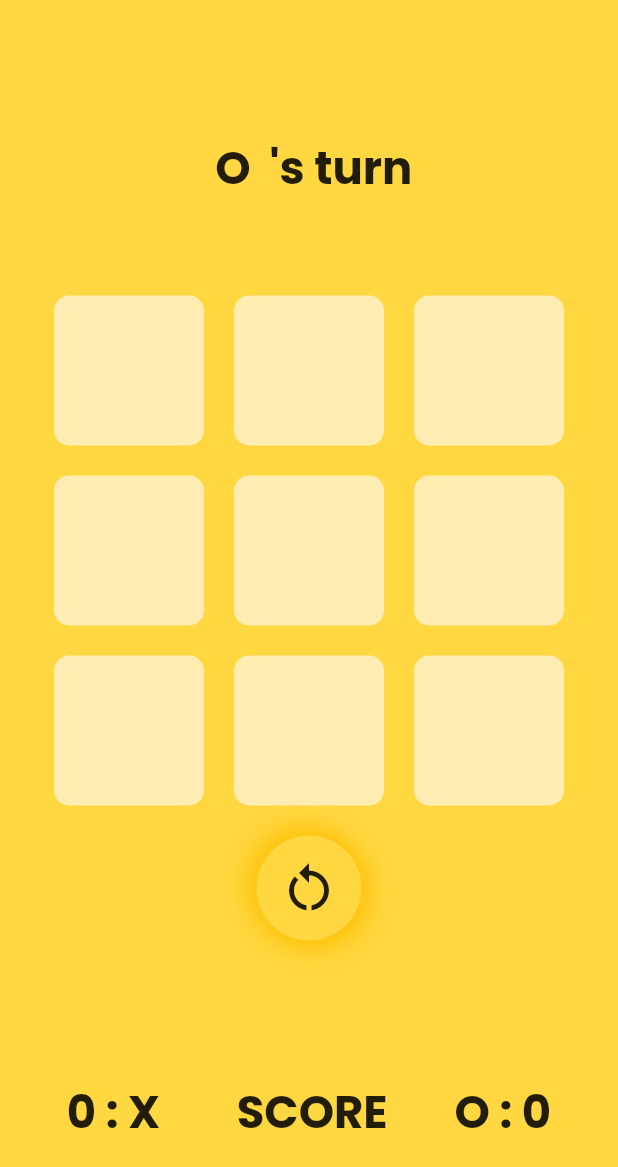
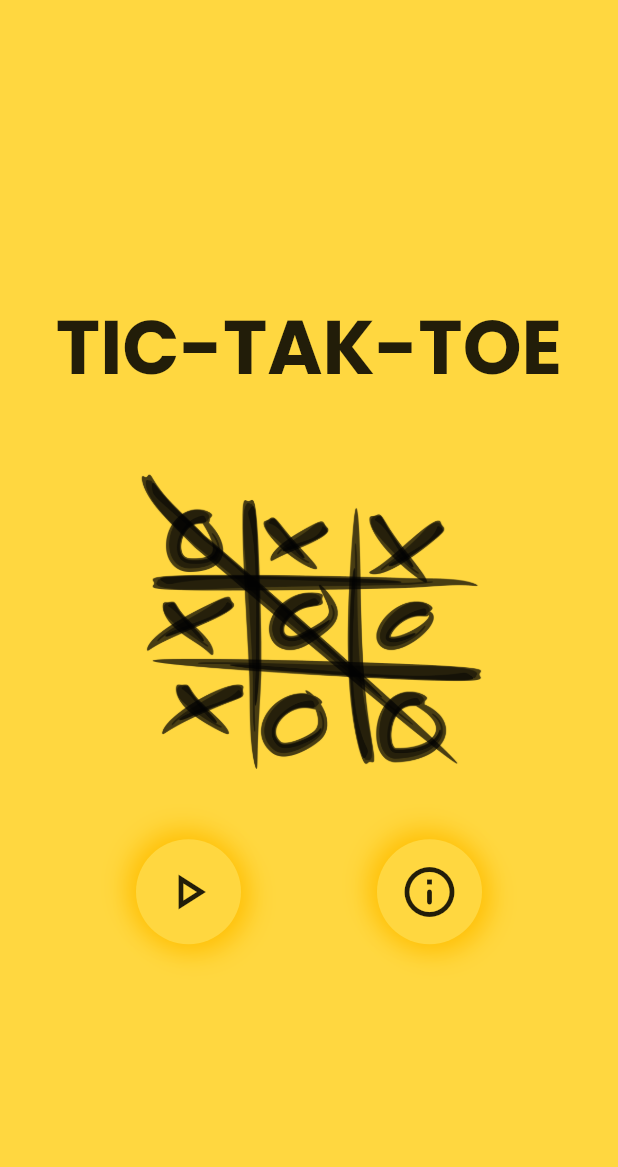
Before and after one commit to jeganz/tiktaktoe, a Flutter app: the screen it shows after launch, on a phone screen of 412 x 824 dp. Shown: the top 1167 px of the screen. Run offline on Flutter 3.47's test engine with Material 2 defaults, Android fonts, the phone set to English and light mode, and no system bars; our stand-ins replace font_awesome_flutter, google_fonts, lottie.

Commit message:
start page and info page

```diff
--- a/lib/main.dart
+++ b/lib/main.dart
@@ -1,5 +1,6 @@
 import 'package:flutter/material.dart';
 import 'package:tiktaktoe/game.dart';
+import 'package:tiktaktoe/startpage.dart';
 
 void main() {
   runApp(const MyApp());
@@ -25,7 +26,7 @@ class MyApp extends StatelessWidget {
         // is not restarted.
         primarySwatch: Colors.amber,
       ),
-      home: const gamescreen(),
+      home: const start(),
     );
   }
 }
--- /dev/null
+++ b/lib/startpage.dart
@@ -0,0 +1,103 @@
+import 'dart:ui';
+
+import 'package:flutter/material.dart';
+import 'package:flutter/src/widgets/container.dart';
+import 'package:flutter/src/widgets/framework.dart';
+import 'package:google_fonts/google_fonts.dart';
+import 'package:tiktaktoe/game.dart';
+import 'package:tiktaktoe/info.dart';
+
+class start extends StatelessWidget {
+  const start({super.key});
+
+  @override
+  Widget build(BuildContext context) {
+    return Scaffold(
+      backgroundColor: Colors.amberAccent,
+      body: Center(
+        child: Column(
+          mainAxisAlignment: MainAxisAlignment.center,
+          children: [
+            Text(
+              'TIC-TAK-TOE',
+              style: GoogleFonts.poppins(
+                  fontSize: 50, fontWeight: FontWeight.bold),
+            ),
+            SizedBox(height: 20),
+            Container(
+              width: 250,
+              height: 250,
+              child: Image.asset(
+                'assets/toe.png',
+              ),
+            ),
+            SizedBox(height: 20),
+            Row(
+              mainAxisAlignment: MainAxisAlignment.spaceEvenly,
+              children: [
+                GestureDetector(
+                  onTap: () {
+                    Navigator.of(context).push(MaterialPageRoute(
+                        builder: ((context) => gamescreen())));
+                  },
+                  child: Container(
+                    width: 70,
+                    height: 70,
+                    decoration: BoxDecoration(
+                        color: Colors.amberAccent,
+                        boxShadow: [
+                          BoxShadow(
+                              color: Colors.amber.shade500,
+                              offset: Offset(4.0, 4.0),
+                              blurRadius: 15,
+                              spreadRadius: 1),
+                          BoxShadow(
+                              color: Colors.amber,
+                              offset: Offset(-4.0, -4.0),
+                              blurRadius: 15,
+                              spreadRadius: 1)
+                        ],
+                        shape: BoxShape.circle),
+                    child: Icon(
+                      Icons.play_arrow_outlined,
+                      size: 40,
+                    ),
+                  ),
+                ),
+                GestureDetector(
+                  onTap: () {
+                    Navigator.of(context).push(
+                        MaterialPageRoute(builder: ((context) => about())));
+                  },
+                  child: Container(
+                    width: 70,
+                    height: 70,
+                    decoration: BoxDecoration(
+                        color: Colors.amberAccent,
+                        boxShadow: [
+                          BoxShadow(
+                              color: Colors.amber.shade500,
+                              offset: Offset(4.0, 4.0),
+                              blurRadius: 15,
+                              spreadRadius: 1),
+                          BoxShadow(
+                              color: Colors.amber,
+                              offset: Offset(-4.0, -4.0),
+                              blurRadius: 15,
+                              spreadRadius: 1)
+                        ],
+                        shape: BoxShape.circle),
+                    child: Icon(
+                      Icons.info_outline_rounded,
+                      size: 40,
+                    ),
+                  ),
+                ),
+              ],
+            ),
+          ],
+        ),
+      ),
+    );
+  }
+}
--- a/pubspec.yaml
+++ b/pubspec.yaml
@@ -33,7 +33,7 @@ dependencies:
     sdk: flutter
   lottie: ^2.1.0
   google_fonts: ^3.0.1
-
+  font_awesome_flutter: ^10.3.0
 
 
   # The following adds the Cupertino Icons font to your application.
@@ -65,6 +65,7 @@ flutter:
   # To add assets to your application, add an assets section, like this:
   assets:
      - assets/trophy.json
+     - assets/toe.png
   #   - images/a_dot_ham.jpeg
 
   # An image asset can refer to one or more resolution-specific "variants", see
```
Also changed, not shown: lib/game.dart (+13 -0 lines), lib/info.dart (added, +71 -0 lines), assets/pngwing.co.png (added), assets/toe.png (added), pubspec.lock.
